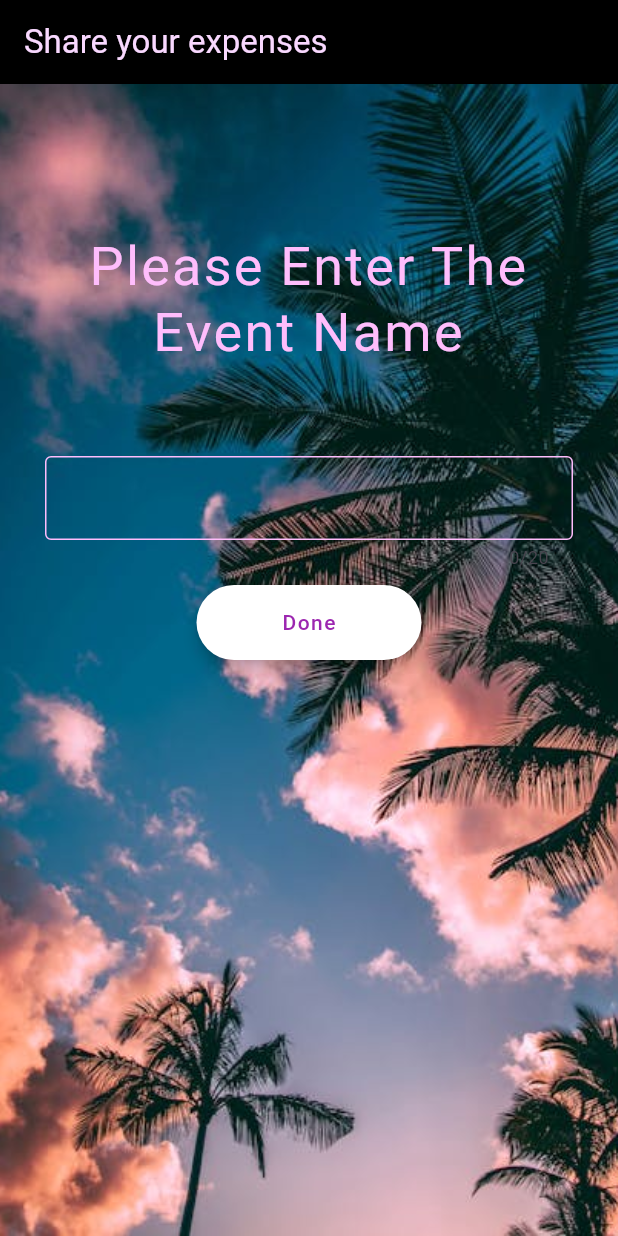
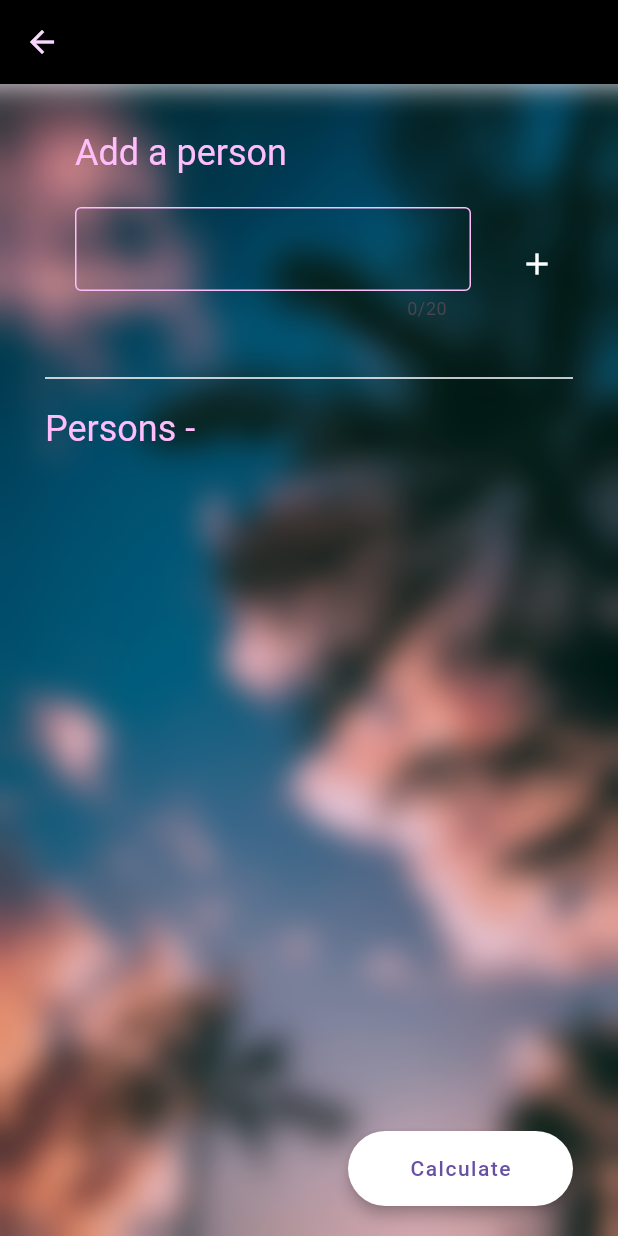
Before and after one commit to batuhan-yaras/expense_tracker, a Flutter app: the screen it shows after launch, after a tap on "Done", on a phone screen of 412 x 824 dp. Run offline on Flutter 3.47's test engine with Material 3 defaults, Android fonts, the phone set to English and light mode, and no system bars.

Commit message:
secondPage

```diff
--- a/lib/core/all_colors.dart
+++ b/lib/core/all_colors.dart
@@ -7,3 +7,7 @@ class firstPageColors {
   final Color fpTextColor = Colors.white;
   final Color fpButtonTextColor = Colors.purple;
 }
+
+class SecondPageColors {
+  final Color secondTitle1Color = const Color.fromARGB(255, 255, 189, 252);
+}
--- a/lib/core/all_strings.dart
+++ b/lib/core/all_strings.dart
@@ -3,3 +3,13 @@ class FirstPageStrings {
   final firstTitle = 'Please Enter The Event Name';
   final firstButtonTitle = 'Done';
 }
+
+class SecondPageStrings {
+  final secondTitle1 = 'Add a person';
+  final secondButtonTitle = 'Done';
+
+  final cancelTitle = 'Cancel';
+  final addbuttonTitle = 'Add';
+  final expenseTitle = 'Expense Amount';
+  final resetButton = 'Reset';
+}
--- a/lib/core/padding_settings.dart
+++ b/lib/core/padding_settings.dart
@@ -4,4 +4,14 @@ class AllPadings {
   final generalPadding = const EdgeInsets.symmetric(horizontal: 30, vertical: 20);
   final firstTitlePadding = const EdgeInsets.only(top: 80, bottom: 60);
   final firstTextFieldPadding = const EdgeInsets.only(bottom: 10);
+
+  final horizontalPadding = const EdgeInsets.symmetric(horizontal: 20);
+  final verticalPadding = const EdgeInsets.symmetric(vertical: 20);
+
+  final bottomPadding = const EdgeInsets.only(bottom: 10);
+  final topPadding = const EdgeInsets.only(top: 10);
+  final rightPadding = const EdgeInsets.only(right: 20);
+  final leftPadding = const EdgeInsets.only(left: 20);
+
+  final largeRightPadding = const EdgeInsets.only(right: 40);
 }
--- a/lib/core/themes/textField_theme.dart
+++ b/lib/core/themes/textField_theme.dart
@@ -3,13 +3,15 @@ import 'package:flutter_application_1/core/all_colors.dart';
 import 'package:flutter_application_1/core/padding_settings.dart';
 
 class FirstPageTextField extends StatelessWidget {
-  const FirstPageTextField({super.key, this.borderColor});
+  const FirstPageTextField({super.key, this.borderColor, this.controller});
   final borderColor;
+  final controller;
   @override
   Widget build(BuildContext context) {
     return Padding(
       padding: AllPadings().firstTextFieldPadding,
       child: TextField(
+        controller: controller,
         cursorColor: firstPageColors().fpTextColor,
         style: TextStyle(color: firstPageColors().fpTextColor),
         maxLength: 20,
--- a/lib/firstpage.dart
+++ b/lib/firstpage.dart
@@ -6,6 +6,7 @@ import 'package:flutter_application_1/core/padding_settings.dart';
 import 'package:flutter_application_1/core/themes/general_button.dart';
 import 'package:flutter_application_1/core/themes/textField_theme.dart';
 import 'package:flutter_application_1/product/firstpage/firstpage_widgets.dart';
+import 'package:flutter_application_1/secondpage.dart';
 
 class FirstPageWidget extends StatefulWidget {
   const FirstPageWidget({super.key});
@@ -13,6 +14,10 @@ class FirstPageWidget extends StatefulWidget {
   @override
   State<FirstPageWidget> createState() => _MainWidgetState();
 }
+
+String eventName = '';
+final TextEditingController _controller = TextEditingController();
+String get secondTitle2 => 'Persons - $eventName';
 
 class _MainWidgetState extends State<FirstPageWidget> {
   @override
@@ -31,12 +36,16 @@ class _MainWidgetState extends State<FirstPageWidget> {
               const FirstPageTitle(),
               FirstPageTextField(
                 borderColor: firstPageColors().fpTitleColor,
+                controller: _controller,
               ),
               GeneralButton(
                 title: FirstPageStrings().firstButtonTitle,
                 buttonTextColor: firstPageColors().fpButtonTextColor,
                 onPressed: () {
-                  // Navigator.push(context, MaterialPageRoute(builder: (context) => const FirstPageTextField()));
+                  setState(() {
+                    eventName = _controller.text;
+                  });
+                  Navigator.push(context, MaterialPageRoute(builder: (context) => const SecondPageWidget()));
                 },
               ),
             ]),
--- a/lib/main.dart
+++ b/lib/main.dart
@@ -1,6 +1,7 @@
 import 'package:flutter/material.dart';
 import 'package:flutter_application_1/core/themes/app_bar_theme.dart';
 import 'package:flutter_application_1/firstpage.dart';
+import 'package:flutter_application_1/secondpage.dart';
 
 void main() {
   runApp(const MyApp());
--- /dev/null
+++ b/lib/product/firstpage/secondpage_widgets.dart
@@ -0,0 +1,20 @@
+import 'package:flutter/material.dart';
+import 'package:flutter_application_1/core/all_colors.dart';
+import 'package:flutter_application_1/core/all_strings.dart';
+import 'package:flutter_application_1/core/padding_settings.dart';
+
+Text addPersonTitle(BuildContext context, String index) {
+  return Text(
+    index,
+    style: Theme.of(context).textTheme.headlineSmall?.copyWith(color: SecondPageColors().secondTitle1Color),
+  );
+}
+
+IconButton addButton(context) {
+  return IconButton(
+    focusColor: Colors.white,
+    color: firstPageColors().fpTextColor,
+    icon: const Icon(Icons.add),
+    onPressed: context,
+  );
+}
--- /dev/null
+++ b/lib/secondpage.dart
@@ -0,0 +1,205 @@
+import 'dart:ui';
+
+import 'package:flutter/material.dart';
+import 'package:flutter_application_1/core/all_colors.dart';
+import 'package:flutter_application_1/core/all_pics.dart';
+import 'package:flutter_application_1/core/all_strings.dart';
+import 'package:flutter_application_1/core/padding_settings.dart';
+import 'package:flutter_application_1/core/themes/general_button.dart';
+import 'package:flutter_application_1/core/themes/textField_theme.dart';
+import 'package:flutter_application_1/firstpage.dart';
+import 'package:flutter_application_1/product/firstpage/secondpage_widgets.dart';
+
+class SecondPageWidget extends StatefulWidget {
+  const SecondPageWidget({super.key});
+
+  @override
+  State<SecondPageWidget> createState() => _SecondPageWidgetState();
+}
+
+class _SecondPageWidgetState extends State<SecondPageWidget> {
+  final TextEditingController _controller = TextEditingController();
+  final List<String> _persons = [];
+  final Map<String, List<double>> _expenses = {};
+
+  void _addItem() {
+    setState(() {
+      _persons.add(_controller.text);
+      _controller.clear();
+      _expenses[_controller.text] = [];
+    });
+  }
+
+  void _showExpenseScreen(String item) {
+    TextEditingController expenseController = TextEditingController();
+
+    double calculateTotalExpenses(String item) {
+      List<double> expensesList = _expenses[item] ?? [];
+      return expensesList.fold(0.0, (sum, expense) => sum + expense);
+    }
+
+    showDialog(
+      context: context,
+      builder: (BuildContext context) {
+        return AlertDialog(
+          title: Text('Add Expense for $item'),
+          content: TextField(
+            controller: expenseController,
+            keyboardType: TextInputType.number,
+            decoration: InputDecoration(labelText: SecondPageStrings().expenseTitle),
+          ),
+          actions: [
+            Row(
+              children: [
+                Text(
+                  'Expenses: ${calculateTotalExpenses(item).toStringAsFixed(2)}',
+                  textAlign: TextAlign.start,
+                ),
+              ],
+            ),
+            Row(
+              children: [
+                Padding(
+                  padding: AllPadings().largeRightPadding,
+                  child: resetButton(expenseController, item, context),
+                ),
+                cancelButton(context),
+                TextButton(
+                  child: Text(SecondPageStrings().addbuttonTitle),
+                  onPressed: () {
+                    setState(() {
+                      double expense = double.tryParse(expenseController.text) ?? 0.0;
+                      if (_expenses[item] == null) {
+                        _expenses[item] = [];
+                      }
+                      _expenses[item]?.add(expense);
+                      expenseController.clear();
+                    });
+                  },
+                ),
+              ],
+            ),
+          ],
+        );
+      },
+    );
+  }
+
+  TextButton cancelButton(BuildContext context) {
+    return TextButton(
+      child: Text(SecondPageStrings().cancelTitle),
+      onPressed: () {
+        Navigator.of(context).pop();
+      },
+    );
+  }
+
+  TextButton resetButton(TextEditingController expenseController, String item, BuildContext context) {
+    return TextButton(
+      child: Text(SecondPageStrings().resetButton),
+      onPressed: () {
+        setState(() {
+          if (_expenses[item] != null) {
+            _expenses[item] = [];
+          }
+          Navigator.of(context).pop();
+        });
+      },
+    );
+  }
+
+  @override
+  Widget build(BuildContext context) {
+    return Scaffold(
+      appBar: AppBar(),
+      body: Stack(
+        children: [
+          Container(
+            decoration: BoxDecoration(
+                image: DecorationImage(image: AssetImage(FirstPageImages().backgroundImage), fit: BoxFit.cover)),
+          ),
+          BackdropFilter(
+            filter: ImageFilter.blur(sigmaX: 10, sigmaY: 10),
+            child: Container(
+              color: Colors.black.withOpacity(0.1), // Opsiyonel: Opaklık ayarı
+            ),
+          ),
+          Padding(
+            padding: AllPadings().generalPadding,
+            child: Column(
+              crossAxisAlignment: CrossAxisAlignment.start,
+              children: [
+                Padding(
+                  padding: AllPadings().topPadding + AllPadings().leftPadding,
+                  child: addPersonTitle(context, SecondPageStrings().secondTitle1),
+                ),
+                Row(
+                  children: [
+                    Expanded(
+                      child: Padding(
+                        padding: AllPadings().verticalPadding + AllPadings().horizontalPadding,
+                        child: FirstPageTextField(
+                          borderColor: SecondPageColors().secondTitle1Color,
+                          controller: _controller,
+                        ),
+                      ),
+                    ),
+                    Padding(
+                      padding: AllPadings().bottomPadding,
+                      child: addButton(_addItem),
+                    ),
+                  ],
+                ),
+                Divider(color: firstPageColors().fpTextColor),
+                Padding(
+                  padding: AllPadings().topPadding + AllPadings().bottomPadding,
+                  child: addPersonTitle(context, secondTitle2),
+                ),
+                Expanded(
+                  child: ListView(
+                    primary: false,
+                    children: _persons.map((item) {
+                      return Column(
+                        crossAxisAlignment: CrossAxisAlignment.start,
+                        children: [
+                          Padding(
+                            padding: AllPadings().leftPadding,
+                            child: OutlinedButton(
+                                style: OutlinedButton.styleFrom(
+                                  side: BorderSide(color: firstPageColors().fpTextColor, width: 2.0),
+                                  shape: RoundedRectangleBorder(
+                                    borderRadius: BorderRadius.circular(10.0),
+                                  ),
+                                  padding: AllPadings().horizontalPadding,
+                                ),
+                                child: Text(
+                                  item,
+                                  style: Theme.of(context)
+                                      .textTheme
+                                      .bodyLarge
+                                      ?.copyWith(color: firstPageColors().fpTextColor),
+                                ),
+                                onPressed: () {
+                                  _showExpenseScreen(item);
+                                }),
+                          ),
+                        ],
+                      );
+                    }).toList(),
+                  ),
+                ),
+                Container(
+                  alignment: Alignment.bottomRight,
+                  child: GeneralButton(
+                    title: 'Calculate',
+                    onPressed: () {},
+                  ),
+                )
+              ],
+            ),
+          ),
+        ],
+      ),
+    );
+  }
+}
```
Also changed, not shown: lib/product/firstpage/secondpage.dart (deleted).
